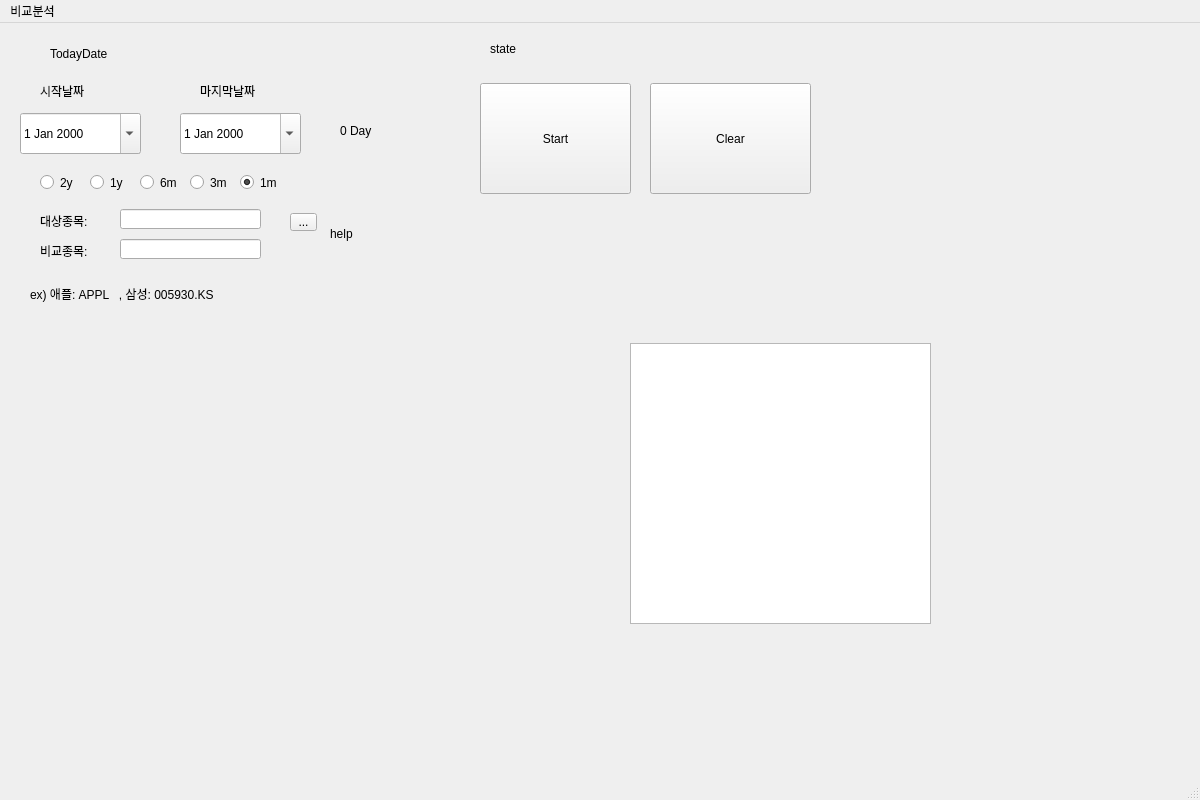
nbvc1003/stockAnalyst, file UI/testMainUI.ui: the form before one commit.
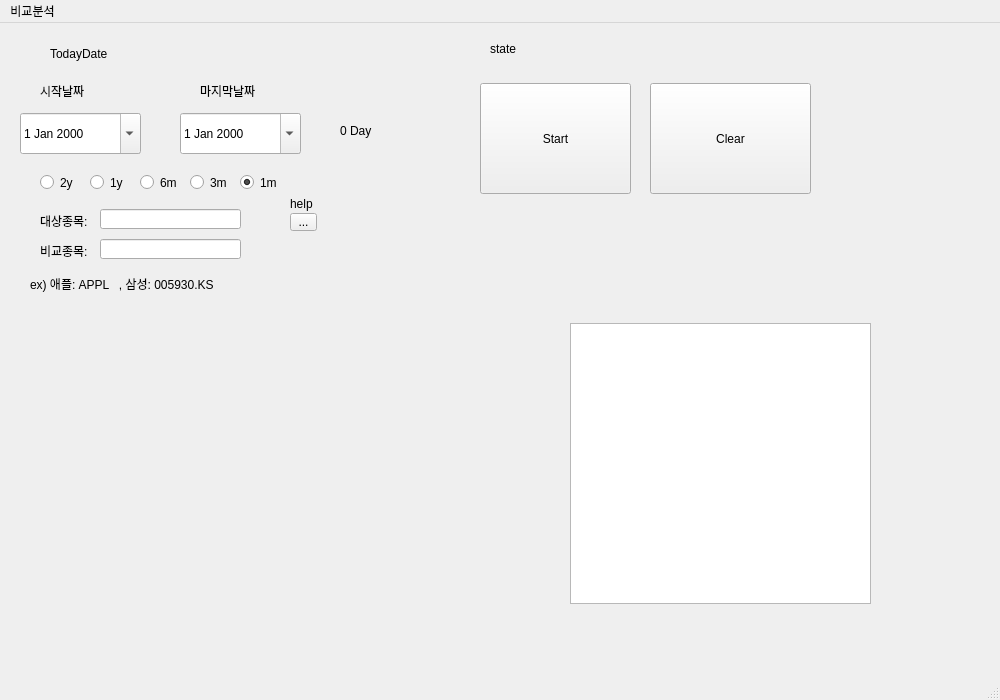
The form after the commit.

Commit message: ui 추가 작업

```diff
--- a/UI/testMainUI.ui
+++ b/UI/testMainUI.ui
@@ -6,8 +6,8 @@
    <rect>
     <x>0</x>
     <y>0</y>
-    <width>1200</width>
-    <height>800</height>
+    <width>1000</width>
+    <height>700</height>
    </rect>
   </property>
   <property name="windowTitle">
@@ -95,7 +95,7 @@
    <widget class="QLineEdit" name="lineEdit_1">
     <property name="geometry">
      <rect>
-      <x>120</x>
+      <x>100</x>
       <y>186</y>
       <width>141</width>
       <height>20</height>
@@ -105,7 +105,7 @@
    <widget class="QLineEdit" name="lineEdit_2">
     <property name="geometry">
      <rect>
-      <x>120</x>
+      <x>100</x>
       <y>216</y>
       <width>141</width>
       <height>20</height>
@@ -141,8 +141,8 @@
    <widget class="QTextEdit" name="textEdit_info">
     <property name="geometry">
      <rect>
-      <x>630</x>
-      <y>320</y>
+      <x>570</x>
+      <y>300</y>
       <width>301</width>
       <height>281</height>
      </rect>
@@ -191,7 +191,7 @@
     <property name="geometry">
      <rect>
       <x>30</x>
-      <y>260</y>
+      <y>250</y>
       <width>301</width>
       <height>21</height>
      </rect>
@@ -271,9 +271,9 @@
    <widget class="QLabel" name="label_6">
     <property name="geometry">
      <rect>
-      <x>330</x>
-      <y>190</y>
-      <width>201</width>
+      <x>290</x>
+      <y>160</y>
+      <width>51</width>
       <height>41</height>
      </rect>
     </property>
@@ -300,7 +300,7 @@
     <rect>
      <x>0</x>
      <y>0</y>
-     <width>1200</width>
+     <width>1000</width>
      <height>21</height>
     </rect>
    </property>
```
The commit also changes 3 other files.
